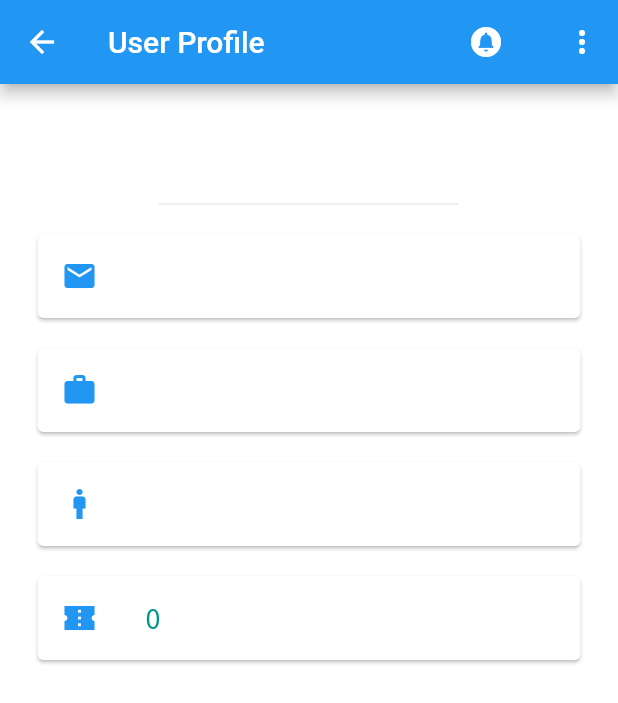
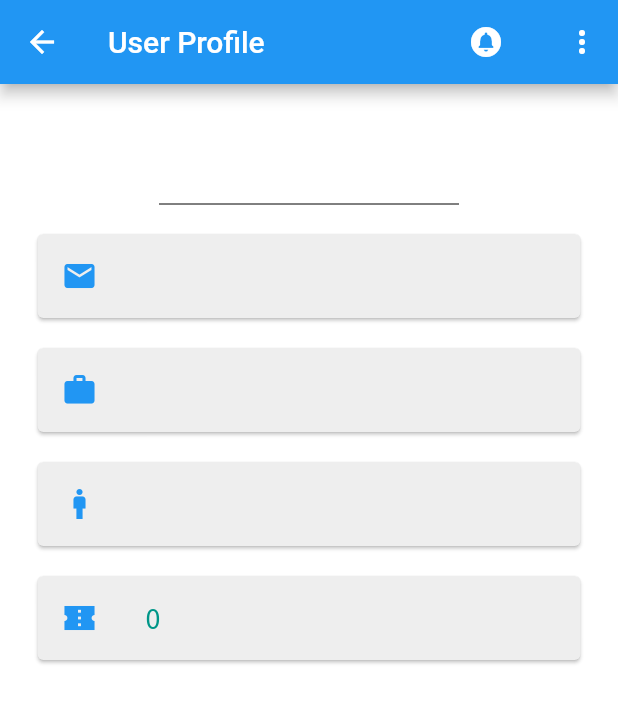
Before and after one commit to RaiyanJahangir/Capstone-Project, a Flutter app: the Home screen opened directly, on a phone screen of 412 x 824 dp. Shown: the top 703 px of the screen. Run offline on Flutter 3.47's test engine with Material 2 defaults, Android fonts, the phone set to English and light mode, and no system bars; our stand-ins replace cloud_firestore, datetime_picker_formfield, firebase_auth, firebase_core, firebase_database, firebase_messaging and 5 more; accounts and stored records are empty.

Commit message:
5th commit

```diff
--- a/lib/screens/info_card.dart
+++ b/lib/screens/info_card.dart
@@ -13,7 +13,7 @@ class InfoCard extends StatelessWidget {
     return GestureDetector(
       onTap: onPressed,
       child: Card(
-        color: Colors.white,
+        color: Colors.grey[200],
         margin: EdgeInsets.symmetric(vertical: 10, horizontal: 25),
         child: ListTile(
           leading: Icon(
--- a/lib/screens/profile.dart
+++ b/lib/screens/profile.dart
@@ -2,23 +2,12 @@ import 'package:cloud_firestore/cloud_firestore.dart';
 import 'package:email_password_login/screens/notification_screen.dart';
 import 'package:flutter/material.dart';
 import 'package:email_password_login/screens/home_screen.dart';
+import 'package:email_password_login/screens/info_card.dart';
 import 'package:email_password_login/model/user_model.dart';
 import 'package:email_password_login/screens/login_screen.dart';
 import 'package:firebase_auth/firebase_auth.dart';
 import 'package:firebase_database/firebase_database.dart';
 import 'package:firebase_database/ui/firebase_animated_list.dart';
-import 'package:email_password_login/screens/info_card.dart';
-
-String myEmail = '';
-int age = 0;
-String gender = '';
-String name = '';
-String occupation = '';
-const occu = "Banker";
-const email = "nasifshahriar4@gmail.com";
-const gen = "Male"; // not real number :)
-String ag = "25";
-String url = "";
 
 class Home extends StatefulWidget {
   @override
@@ -42,6 +31,11 @@ class _HomeState extends State<Home> {
     });
   }
 
+  String myEmail = '';
+  int age = 0;
+  String gender = '';
+  String name = '';
+  String occupation = '';
   Future<void> logout(BuildContext context) async {
     await FirebaseAuth.instance.signOut();
     Navigator.of(context).pushReplacement(
@@ -145,7 +139,42 @@ class _HomeState extends State<Home> {
     final user = snapshot.data;
     return Scaffold(
       backgroundColor: Colors.white,
-        body: SafeArea(
+      body: Stack(
+        children: [
+          Column(
+            children: [
+              StreamBuilder(
+                stream: FirebaseFirestore.instance
+                    .collection("Users")
+                    .doc(loggedInUser.uid)
+                    .collection("images")
+                    .snapshots(),
+                builder: (BuildContext context,
+                    AsyncSnapshot<QuerySnapshot> snapshot) {
+                  if (!snapshot.hasData) {
+                    return (const Center(child: Text("No Images Found")));
+                  } else {
+                    return ListView.builder(
+                      scrollDirection: Axis.vertical,
+                      shrinkWrap: true,
+                      itemCount: snapshot.data!.docs.length,
+                      itemBuilder: (BuildContext context, int index) {
+                        String url = snapshot.data!.docs[index]['downloadURL'];
+
+                        return Image.network(
+                          url,
+                          height: 300,
+                          fit: BoxFit.fitWidth,
+                        );
+                      },
+                    );
+                  }
+                },
+              ),
+              Expanded(
+                  child: Container(
+                      color: Colors.white,
+                      child: Center(
                         child: Column(
                           children: <Widget>[
                             Text(
@@ -157,33 +186,37 @@ class _HomeState extends State<Home> {
                                 fontFamily: "Pacifico",
                               ),
                             ),
-
                             SizedBox(
                               height: 20,
                               width: 200,
                               child: Divider(
-                  color: Colors.blueGrey[1000],
+                                color: Colors.black,
                               ),
                             ),
-
-              // we will be creating a new widget name info carrd
-
                             InfoCard(
-                  text: "$myEmail", icon: Icons.email, onPressed: () async {}),
+                                text: "$myEmail",
+                                icon: Icons.email,
+                                onPressed: () async {}),
                             InfoCard(
                                 text: "$occupation",
                                 icon: Icons.work,
                                 onPressed: () async {}),
                             InfoCard(
-                  text: "$gender", icon: Icons.man, onPressed: () async {}),
+                                text: "$gender",
+                                icon: Icons.man,
+                                onPressed: () async {}),
                             InfoCard(
                                 text: "$age",
                                 icon: Icons.confirmation_number_sharp,
                                 onPressed: () async {}),
                           ],
                         ),
-        ));
-  }
+                      ))),
+            ],
+          ),
+        ],
+      ),
+    );
   }
 
   _fetch() async {
@@ -208,3 +241,4 @@ Future<void> log(BuildContext context) async {
     await FirebaseAuth.instance.signOut();
     Navigator.of(context).popUntil((route) => route.isFirst);
   }
+}
```
Lines whose indentation alone changed are shown as unchanged.
